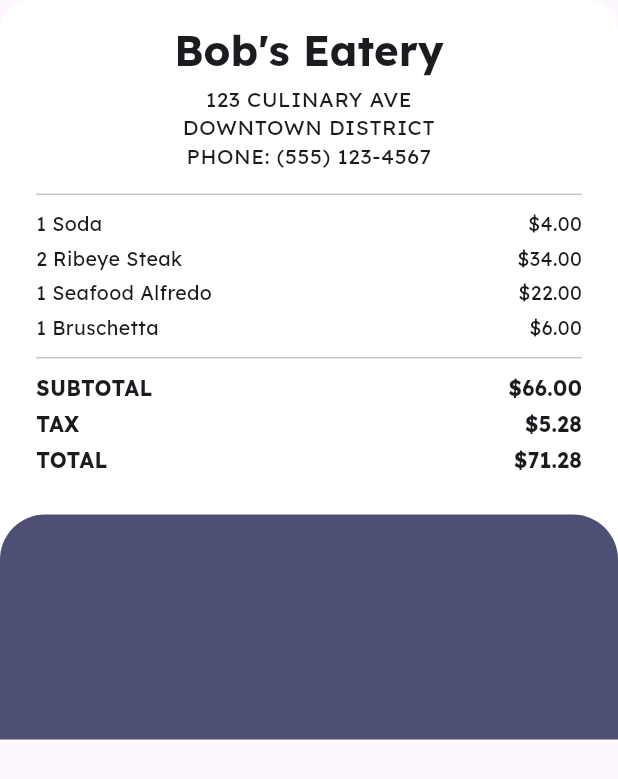
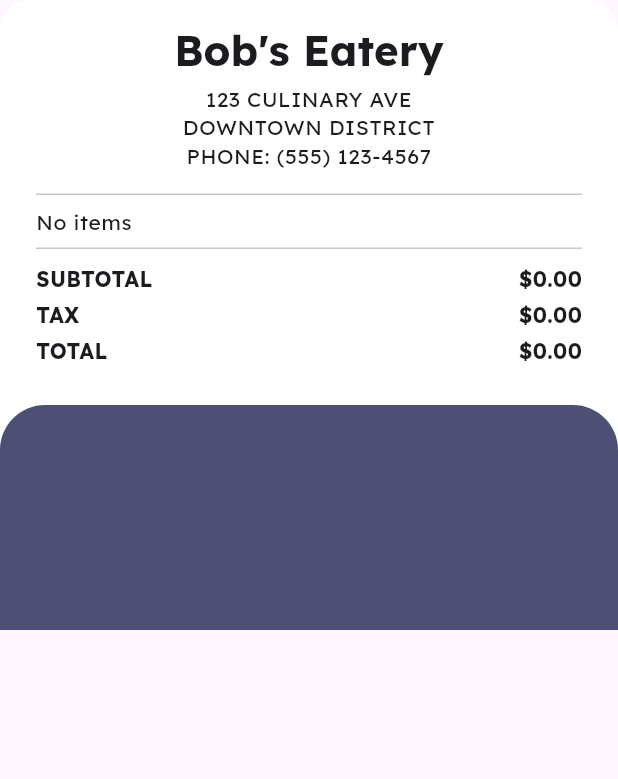
Before and after one commit to sophiewangg/SYDE462-Capstone---Aphasia-Rehabilitation, a Flutter app: the Receipt widget shown alone on an empty page, opened directly with empty values, on a phone screen of 412 x 824 dp. Shown: the top 779 px of the screen. Run offline on Flutter 3.47's test engine with Material 3 defaults, Android fonts, the light colour scheme and no system bars; our stand-ins replace audioplayers, flutter_dotenv, flutter_svg, google_fonts, just_audio, permission_handler; missing offline and left inert: record; network calls fail.

Commit message:
Dynamic reciept price display

```diff
--- a/aphasia_rehab_fe/lib/features/session/managers/scenario_sim_manager.dart
+++ b/aphasia_rehab_fe/lib/features/session/managers/scenario_sim_manager.dart
@@ -77,6 +77,7 @@ class ScenarioSimManager extends ChangeNotifier {
   String? get promptOverride => _promptOverride;
   String? get promptPrefix => _promptPrefix;
   ScenarioStep get currentStep => _currentStep;
+  List<String> get orderItems => List.unmodifiable(_orderItems);
   String? get appetizerUrl => _appetizerUrl;
   String? get entreeUrl => _entreeUrl;
   List<ScenarioStep> get showAppetizer => [
--- a/aphasia_rehab_fe/lib/features/session/widgets/receipt.dart
+++ b/aphasia_rehab_fe/lib/features/session/widgets/receipt.dart
@@ -1,4 +1,5 @@
 import 'package:aphasia_rehab_fe/features/session/managers/scenario_sim_manager.dart';
+import 'package:aphasia_rehab_fe/models/menu_item.dart';
 import 'package:flutter/material.dart';
 import 'package:provider/provider.dart';
 
@@ -11,6 +12,29 @@ class Receipt extends StatelessWidget {
   Widget build(BuildContext context) {
     final scenarioSimManager = context.watch<ScenarioSimManager>();
     final isVisible = scenarioSimManager.showReceiptSheet;
+    final orderItems = scenarioSimManager.orderItems;
+
+    // Aggregate order: itemId -> count, then build lines from bobsEateryMenu
+    final Map<String, int> counts = {};
+    for (final id in orderItems) {
+      counts[id] = (counts[id] ?? 0) + 1;
+    }
+
+    double subtotal = 0;
+    final lineWidgets = <Widget>[];
+    for (final e in counts.entries) {
+      final entry = bobsEateryMenu[e.key];
+      if (entry == null) continue;
+      final qty = e.value;
+      final lineTotal = entry.price * qty;
+      subtotal += lineTotal;
+      final label = qty > 1 ? '$qty ${entry.name}' : entry.name;
+      lineWidgets.add(_receiptRow(context, label, _formatPrice(lineTotal)));
+    }
+
+    const taxRate = 0.08;
+    final tax = subtotal * taxRate;
+    final total = subtotal + tax;
 
     return AnimatedPositioned(
       duration: const Duration(milliseconds: 300),
@@ -66,16 +90,18 @@ class Receipt extends StatelessWidget {
                         const SizedBox(height: 16),
                         const Divider(height: 1),
                         const SizedBox(height: 8),
-                        _receiptRow('1 Soda', r'$4.00'),
-                        _receiptRow('2 Ribeye Steak', r'$34.00'),
-                        _receiptRow('1 Seafood Alfredo', r'$22.00'),
-                        _receiptRow('1 Bruschetta', r'$6.00'),
+                        ...lineWidgets,
+                        if (lineWidgets.isEmpty)
+                          Text(
+                            'No items',
+                            style: Theme.of(context).textTheme.bodySmall,
+                          ),
                         const SizedBox(height: 8),
                         const Divider(height: 1),
                         const SizedBox(height: 8),
-                        _receiptRow('SUBTOTAL', r'$66.00', bold: true),
-                        _receiptRow('TAX', r'$5.28', bold: true),
-                        _receiptRow('TOTAL', r'$71.28', bold: true),
+                        _receiptRow(context, 'SUBTOTAL', _formatPrice(subtotal), bold: true),
+                        _receiptRow(context, 'TAX', _formatPrice(tax), bold: true),
+                        _receiptRow(context, 'TOTAL', _formatPrice(total), bold: true),
                         const SizedBox(height: 8),
                       ],
                     ),
@@ -104,7 +130,11 @@ class Receipt extends StatelessWidget {
     );
   }
 
-  Widget _receiptRow(String left, String right, {bool bold = false}) {
+  static String _formatPrice(double value) =>
+      '\$${value.toStringAsFixed(2)}';
+
+  Widget _receiptRow(BuildContext context, String left, String right,
+      {bool bold = false}) {
     final style = TextStyle(
       fontWeight: bold ? FontWeight.bold : FontWeight.normal,
       fontSize: bold ? 14 : 13,
--- /dev/null
+++ b/aphasia_rehab_fe/lib/models/menu_item.dart
@@ -0,0 +1,69 @@
+/// Single menu entry for Bob's Eatery. Used by Menu and Receipt.
+class MenuItemEntry {
+  final String name;
+  final double price;
+  final String? description;
+  final String section; // 'starters' | 'entrees' | 'sides' | 'drinks' | 'alcohol'
+
+  const MenuItemEntry({
+    required this.name,
+    required this.price,
+    this.description,
+    required this.section,
+  });
+}
+
+/// Bob's Eatery menu: intent ID → display name, price, description.
+/// Keys match ScenarioSimManager orderItems (e.g. order_bruschetta, side_fries).
+const Map<String, MenuItemEntry> bobsEateryMenu = {
+  // Starters
+  'order_bruschetta': MenuItemEntry(
+    name: 'Bruschetta',
+    price: 12,
+    description: 'Toasted bread topped with fresh tomatoes,\ngarlic, basil, and olive oil.',
+    section: 'starters',
+  ),
+  'order_soup': MenuItemEntry(
+    name: 'Soup of the day',
+    price: 10,
+    description: "Chef's seasonal soup, served warm with\ntoasted bread. Ask the server for today's soup.",
+    section: 'starters',
+  ),
+  // Entrées
+  'order_steak': MenuItemEntry(
+    name: 'Ribeye Steak',
+    price: 34,
+    description: 'Grilled steak cooked to your liking, served\nwith a side of either fries or salad.',
+    section: 'entrees',
+  ),
+  'order_pasta': MenuItemEntry(
+    name: 'Seafood Alfredo',
+    price: 24,
+    description: 'Fettuccine in creamy Alfredo sauce with\nshrimp and mixed seafood.',
+    section: 'entrees',
+  ),
+  'order_chicken': MenuItemEntry(
+    name: 'Chicken Katsu',
+    price: 22,
+    description: 'Crispy breaded chicken cutlet served with\nrice and katsu sauce.',
+    section: 'entrees',
+  ),
+  // Sides (included with Ribeye Steak — not charged separately)
+  'side_salad': MenuItemEntry(
+    name: 'Side Salad',
+    price: 0,
+    section: 'sides',
+  ),
+  'side_fries': MenuItemEntry(
+    name: 'Side Fries',
+    price: 0,
+    section: 'sides',
+  ),
+  // Drinks (if ever added to order intents)
+  'order_soda': MenuItemEntry(name: 'Soda', price: 4, section: 'drinks'),
+  'order_lemonade': MenuItemEntry(name: 'Lemonade', price: 4.50, section: 'drinks'),
+  'order_tea': MenuItemEntry(name: 'Tea', price: 4.50, section: 'drinks'),
+  'order_coffee': MenuItemEntry(name: 'Coffee', price: 4, section: 'drinks'),
+  'order_beer': MenuItemEntry(name: 'Beer', price: 6, section: 'alcohol'),
+  'order_wine': MenuItemEntry(name: 'Wine', price: 7, section: 'alcohol'),
+};
```
Also changed, not shown: aphasia_rehab_fe/lib/features/session/widgets/menu.dart (+67 -125 lines).
